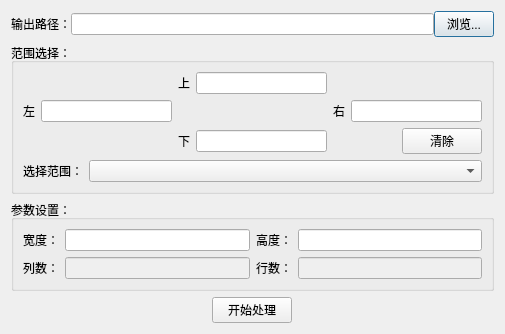
Before: the Qt Designer form ui/FishnetUI.ui in LianweiMa/DeeplearningSystem, drawn with Qt 5.
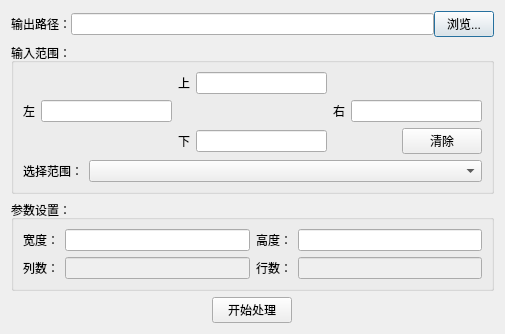
After: the same form once the commit is applied.

Diff of the .ui file:
```diff
--- a/ui/FishnetUI.ui
+++ b/ui/FishnetUI.ui
@@ -7,7 +7,7 @@
     <x>0</x>
     <y>0</y>
     <width>505</width>
-    <height>298</height>
+    <height>301</height>
    </rect>
   </property>
   <property name="minimumSize">
@@ -84,7 +84,7 @@
    <item>
     <widget class="QGroupBox" name="groupBox_selectModel">
      <property name="title">
-      <string>范围选择：</string>
+      <string>输入范围：</string>
      </property>
      <property name="checkable">
       <bool>false</bool>
```
Left out of the diff: 2 changed lines with no effect on the pictures.
